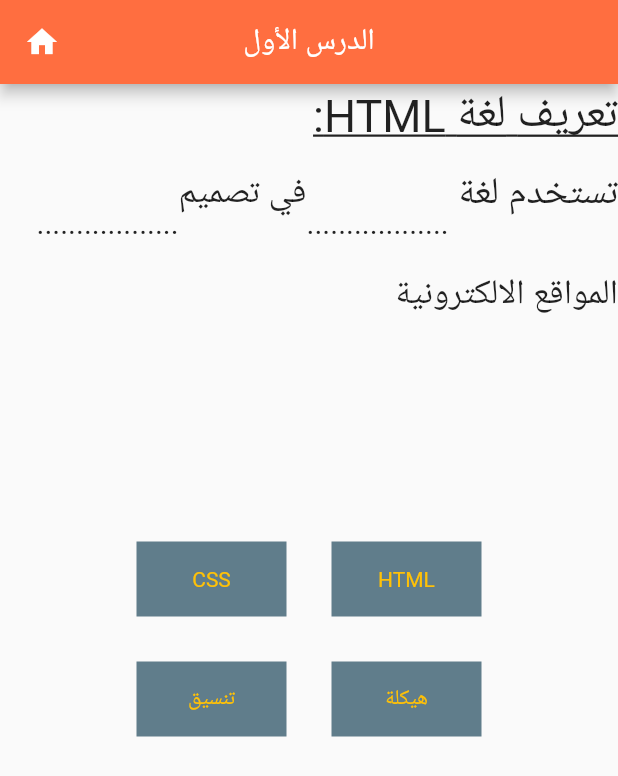
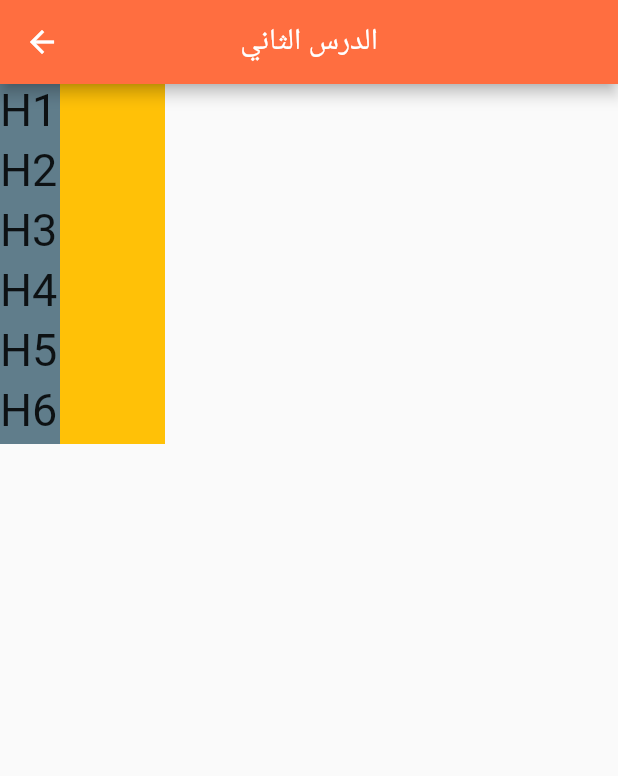
Before and after one commit to AnasKhaled1876/Intro-to-HTML, a Flutter app: the screen it shows after launch, on a phone screen of 412 x 824 dp. Shown: the top 776 px of the screen. Run offline on Flutter 3.47's test engine with Material 2 defaults, Android fonts, the phone set to English and light mode, and no system bars; our stand-ins replace cloud_firestore, firebase_core, sqflite, youtube_player_flutter; accounts and stored records are empty.

Commit message:
Added Second Lesson

```diff
--- a/lib/main.dart
+++ b/lib/main.dart
@@ -4,6 +4,7 @@ import 'package:intro_to_html/first_lesson_page.dart';
 import 'package:intro_to_html/home_page.dart';
 import 'package:intro_to_html/intro_page.dart';
 import 'package:firebase_core/firebase_core.dart';
+import 'package:intro_to_html/second_lesson.dart';
 import 'firebase_options.dart';
 
 // ...
@@ -27,7 +28,7 @@ class MyApp extends StatelessWidget {
     Intl.defaultLocale = 'ar';
     return const MaterialApp(
 
-      home: FirstLessonPage(),
+      home: LessonTwoActivity(),
     );
   }
 }
--- /dev/null
+++ b/lib/second_lesson.dart
@@ -0,0 +1,246 @@
+import 'package:flutter/material.dart';
+
+import 'home_page.dart';
+
+class LessonTwoStudy extends StatefulWidget {
+  const LessonTwoStudy({Key? key}) : super(key: key);
+
+  @override
+  State<LessonTwoStudy> createState() => _LessonTwoStudyState();
+}
+
+class _LessonTwoStudyState extends State<LessonTwoStudy> {
+  @override
+  Widget build(BuildContext context) {
+    return Scaffold(
+      appBar: AppBar(
+        centerTitle: true,
+        backgroundColor: Colors.deepOrangeAccent,
+        leading: IconButton(
+          onPressed: () {
+            Navigator.of(context).pop();
+          },
+          icon: const Icon(Icons.arrow_back),
+        ),
+        title: const Text("الدرس الثاني"),
+      ),
+      body: Column(
+        crossAxisAlignment: CrossAxisAlignment.end,
+        children: <Widget>[
+          const SizedBox(
+            height: 30,
+          ),
+          const Align(
+            alignment: Alignment.centerRight,
+            child: Text(
+              "ما هو شكل صفحة الHTML",
+              style: TextStyle(
+                  decoration: TextDecoration.underline,
+                  fontSize: 26.0,
+                  color: Colors.redAccent),
+              textDirection: TextDirection.rtl,
+            ),
+          ),
+          Center(
+            child: SizedBox(
+              width: 350,
+              height: 300,
+              child: Image.asset("assets/lesson2.png"),
+            ),
+          ),
+          Center(
+            child: ElevatedButton(
+              onPressed: () {
+                Navigator.push(
+                    context,
+                    MaterialPageRoute(
+                        builder: (context) => const LessonTwoActivity()));
+              },
+              style: ElevatedButton.styleFrom(
+                  primary: Colors.black, minimumSize: const Size(300, 60)),
+              child: const Text(
+                "النشاط",
+                style: TextStyle(fontSize: 24),
+              ),
+            ),
+          )
+        ],
+      ),
+    );
+  }
+}
+
+class LessonTwoActivity extends StatefulWidget {
+  const LessonTwoActivity({Key? key}) : super(key: key);
+
+  @override
+  State<LessonTwoActivity> createState() => _LessonTwoActivityState();
+}
+
+class _LessonTwoActivityState extends State<LessonTwoActivity> {
+  List<String> headings = ["H1", "H2", "H3", "H4", "H5", "H6"];
+  List<String> inputs = ["", "", "", "", "", ""];
+
+  @override
+  Widget build(BuildContext context) {
+    return Scaffold(
+      appBar: AppBar(
+        centerTitle: true,
+        backgroundColor: Colors.deepOrangeAccent,
+        leading: IconButton(
+          onPressed: () {
+            Navigator.of(context).pop();
+          },
+          icon: const Icon(Icons.arrow_back),
+        ),
+        title: const Text("الدرس الثاني"),
+      ),
+      body: Center(
+        child: Column(
+          children: <Widget>[
+            Row(
+              children: <Widget>[
+                HeadingsBox(headings[0]),
+                DragTarget<String>(
+                  onAccept: (data) => setState(() async {
+                    inputs[0] = data;
+                    await Future.delayed(const Duration(seconds: 2));
+                  }),
+                  builder: (context, _, __) => Container(
+                    width: 70,
+                    height: 40,
+                    color: Colors.amber,
+                    child: Text(
+                      inputs[0],
+                      style: const TextStyle(fontSize: 23.0),
+                    ),
+                  ),
+                ),
+              ],
+            ),
+            Row(
+              children: <Widget>[
+                HeadingsBox(headings[1]),
+                DragTarget<String>(
+                  onAccept: (data) => setState(() async {
+                    inputs[1] = data;
+                    await Future.delayed(const Duration(seconds: 2));
+                  }),
+                  builder: (context, _, __) => Container(
+                    width: 70,
+                    height: 40,
+                    color: Colors.amber,
+                    child: Text(
+                      inputs[1],
+                      style: const TextStyle(fontSize: 23.0),
+                    ),
+                  ),
+                ),
+              ],
+            ),
+            Row(
+              children: <Widget>[
+                HeadingsBox(headings[2]),
+                DragTarget<String>(
+                  onAccept: (data) => setState(() async {
+                    inputs[2] = data;
+                    await Future.delayed(const Duration(seconds: 2));
+                  }),
+                  builder: (context, _, __) => Container(
+                    width: 70,
+                    height: 40,
+                    color: Colors.amber,
+                    child: Text(
+                      inputs[2],
+                      style: const TextStyle(fontSize: 23.0),
+                    ),
+                  ),
+                ),
+              ],
+            ),
+            Row(
+              children: <Widget>[
+                HeadingsBox(headings[3]),
+                DragTarget<String>(
+                  onAccept: (data) => setState(() async {
+                    inputs[3] = data;
+                    await Future.delayed(const Duration(seconds: 2));
+                  }),
+                  builder: (context, _, __) => Container(
+                    width: 70,
+                    height: 40,
+                    color: Colors.amber,
+                    child: Text(
+                      inputs[3],
+                      style: const TextStyle(fontSize: 23.0),
+                    ),
+                  ),
+                ),
+              ],
+            ),
+            Row(
+              children: <Widget>[
+                HeadingsBox(headings[4]),
+                DragTarget<String>(
+                  onAccept: (data) => setState(() async {
+                    inputs[4] = data;
+                    await Future.delayed(const Duration(seconds: 2));
+                  }),
+                  builder: (context, _, __) => Container(
+                    width: 70,
+                    height: 40,
+                    color: Colors.amber,
+                    child: Text(
+                      inputs[4],
+                      style: const TextStyle(fontSize: 23.0),
+                    ),
+                  ),
+                ),
+              ],
+            ),Row(
+              children: <Widget>[
+                HeadingsBox(headings[5]),
+                DragTarget<String>(
+                  onAccept: (data) => setState(() async {
+                    inputs[5] = data;
+                    await Future.delayed(const Duration(seconds: 2));
+                  }),
+                  builder: (context, _, __) => Container(
+                    width: 70,
+                    height: 40,
+                    color: Colors.amber,
+                    child: Text(
+                      inputs[5],
+                      style: const TextStyle(fontSize: 23.0),
+                    ),
+                  ),
+                ),
+              ],
+            ),
+          ],
+        ),
+      ),
+    );
+  }
+}
+
+class HeadingsBox extends StatelessWidget {
+  final String heading;
+
+   const HeadingsBox(this.heading, {Key? key}) : super(key: key);
+
+  @override
+  Widget build(BuildContext context) {
+    return Container(
+      width: 40,
+      color: Colors.blueGrey,
+      height: 40,
+      child: Text(
+        heading,
+        style: const TextStyle(
+          fontSize: 30.0,
+        ),
+      ),
+    );
+  }
+}
```
Also changed, not shown: lib/first_lesson_page.dart (+59 -1 lines), assets/lesson2.png (added).
